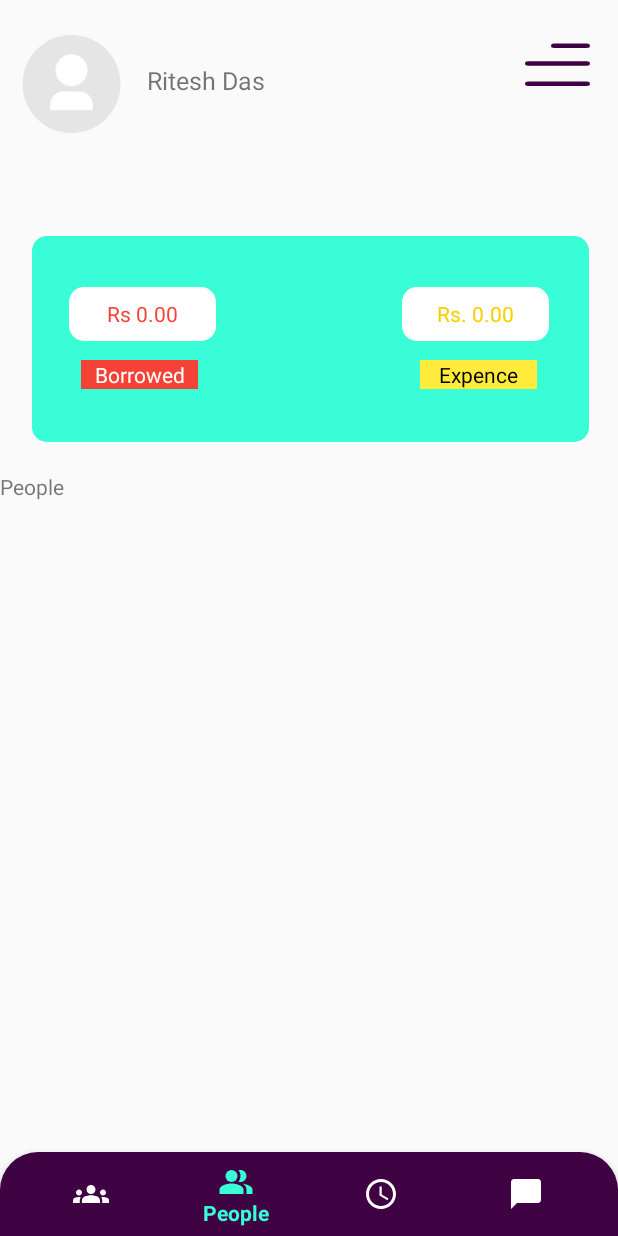
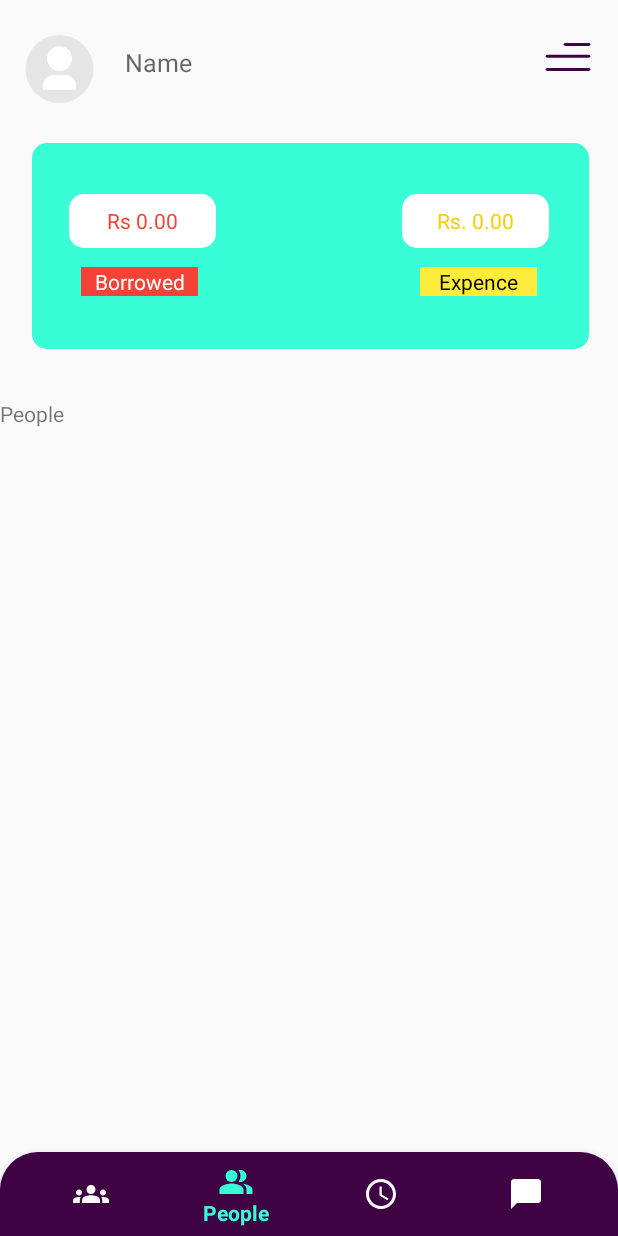
Before and after one commit to soumen974/CashSlash, an Android app: the Homegroup screen opened directly, with no data from a screen before it, item 2 of the bottom bar chosen, on a phone screen of 412 x 824 dp. Run offline under Robolectric (Android 15) with nearby library versions, the phone set to English and light mode, and no system bars; our stand-ins replace CircleImageView, Firebase (no records; nobody signed in at launch, a user with empty details on screens opened directly), Picasso; pictures from the network do not load; Roboto replaces fonts that are not available here.

Commit message:
Group pop

```diff
--- a/app/build.gradle
+++ b/app/build.gradle
@@ -47,4 +47,5 @@ dependencies {
     androidTestImplementation 'androidx.test.ext:junit:1.1.5'
     androidTestImplementation 'androidx.test.espresso:espresso-core:3.5.1'
     implementation 'de.hdodenhof:circleimageview:3.1.0'
+    implementation 'com.squareup.picasso:picasso:2.8'
 }
--- a/app/src/main/java/com/example/cashslash/Homegroup.java
+++ b/app/src/main/java/com/example/cashslash/Homegroup.java
@@ -1,26 +1,47 @@
 package com.example.cashslash;
 
+import android.os.Bundle;
+import android.widget.TextView;
+import android.widget.Toast;
+
+import com.squareup.picasso.Picasso;
+import com.google.firebase.database.DataSnapshot;
+import com.google.firebase.database.DatabaseError;
+import com.google.firebase.database.ValueEventListener;
+
+
+import androidx.annotation.NonNull;
 import androidx.appcompat.app.AppCompatActivity;
+
 import androidx.fragment.app.Fragment;
 import androidx.fragment.app.FragmentManager;
 import androidx.fragment.app.FragmentTransaction;
 
-import android.annotation.SuppressLint;
-import android.os.Bundle;
 
 import com.example.cashslash.databinding.ActivityHomegroupBinding;
+import com.google.android.material.bottomnavigation.BottomNavigationView;
+import com.google.firebase.auth.FirebaseAuth;
+import com.google.firebase.auth.FirebaseUser;
+import com.google.firebase.database.DataSnapshot;
+import com.google.firebase.database.DatabaseError;
+import com.google.firebase.database.DatabaseReference;
+import com.google.firebase.database.FirebaseDatabase;
+import com.google.firebase.database.ValueEventListener;
+import com.squareup.picasso.Picasso;
 
 public class Homegroup extends AppCompatActivity {
     ActivityHomegroupBinding binding;
+    private FirebaseAuth auth;
+    private DatabaseReference userRef;
 
-
-    @SuppressLint("NonConstantResourceId")
     @Override
     protected void onCreate(Bundle savedInstanceState) {
         super.onCreate(savedInstanceState);
         binding = ActivityHomegroupBinding.inflate(getLayoutInflater());
         setContentView(binding.getRoot());
-        replaceFragment(new Group());
+//
+//        auth = FirebaseAuth.getInstance();
+//        userRef = FirebaseDatabase.getInstance().getReference("user");
 
         binding.bottomNavigation.setOnItemSelectedListener(item -> {
             if (item.getItemId() == R.id.group) {
@@ -35,12 +56,50 @@ public class Homegroup extends AppCompatActivity {
 
             return true;
         });
+//
+//        // Load user details (name and image) from Firebase
+//        loadUserDetails();
     }
 
     private void replaceFragment(Fragment fragment){
         FragmentManager fragmentManager = getSupportFragmentManager();
         FragmentTransaction fragmentTransaction = fragmentManager.beginTransaction();
-        fragmentTransaction.replace(R.id.container,fragment);
+        fragmentTransaction.replace(R.id.container, fragment);
         fragmentTransaction.commit();
     }
+//
+//    private void loadUserDetails() {
+//        FirebaseUser currentUser = auth.getCurrentUser();
+//        if (currentUser != null) {
+//            String userId = currentUser.getUid();
+//            DatabaseReference currentUserRef = userRef.child(userId);
+//
+//            currentUserRef.addListenerForSingleValueEvent(new ValueEventListener() {
+//                @Override
+//                public void onDataChange(@NonNull DataSnapshot dataSnapshot) {
+//                    for (DataSnapshot snapshot : dataSnapshot.getChildren()) {
+//                        Users user = snapshot.getValue(Users.class);
+//                        if (user != null) {
+//                            // Now you can use the 'user' object
+//                            String profilePicUrl = user.getProfilepic();
+//                            String userName = user.getFirstName() + " " + user.getLastName();
+//
+//                            // Use Picasso to load the image into the CircleImageView
+//                            Picasso.get().load(profilePicUrl).into(binding.profile);
+//
+//                            // Set the user's name in the TextView
+//                            binding.showName.setText(userName);
+//                        }
+//                    }
+//                }
+//
+//                @Override
+//                public void onCancelled(@NonNull DatabaseError error) {
+//                    // Handle database error
+//                    Toast.makeText(Homegroup.this, "Error: " + error.getMessage(), Toast.LENGTH_SHORT).show();
+//                }
+//
+//            });
+//        }
+//    }
 }
--- a/app/src/main/res/layout/activity_homegroup.xml
+++ b/app/src/main/res/layout/activity_homegroup.xml
@@ -8,8 +8,8 @@
 
     <de.hdodenhof.circleimageview.CircleImageView
         android:id="@+id/profile"
-        android:layout_width="71dp"
-        android:layout_height="65dp"
+        android:layout_width="55dp"
+        android:layout_height="45dp"
         android:layout_alignParentStart="true"
         android:layout_alignParentTop="true"
         android:layout_marginStart="12dp"
@@ -24,8 +24,8 @@
 
     <Button
         android:id="@+id/nav"
-        android:layout_width="46dp"
-        android:layout_height="29dp"
+        android:layout_width="32dp"
+        android:layout_height="19dp"
         android:layout_alignParentTop="true"
         android:layout_alignParentEnd="true"
         android:layout_marginTop="28dp"
@@ -40,15 +40,55 @@
         android:layout_alignParentTop="true"
         android:layout_centerHorizontal="true"
         android:layout_marginStart="21dp"
-        android:layout_marginTop="157dp"
+        android:layout_marginTop="95dp"
         android:background="@drawable/rounded_border" />
+
+    <TextView
+        android:id="@+id/textView3"
+        android:layout_width="98dp"
+        android:layout_height="36dp"
+        android:layout_alignParentStart="true"
+        android:layout_alignParentTop="true"
+        android:layout_marginStart="46dp"
+        android:layout_marginTop="129dp"
+        android:background="@drawable/white_rounded_border"
+        android:gravity="center"
+        android:text="Rs 0.00"
+        android:textAlignment="center"
+        android:textColor="#F44336" />
+
+    <TextView
+        android:id="@+id/textView7"
+        android:layout_width="78dp"
+        android:layout_height="wrap_content"
+        android:layout_alignParentTop="true"
+        android:layout_alignParentEnd="true"
+        android:layout_marginTop="178dp"
+        android:layout_marginEnd="54dp"
+        android:background="#FFEB3B"
+        android:text="Expence"
+        android:textAlignment="center"
+        android:textColor="#000000" />
+
+    <TextView
+        android:id="@+id/textView6"
+        android:layout_width="78dp"
+        android:layout_height="wrap_content"
+        android:layout_alignParentStart="true"
+        android:layout_alignParentTop="true"
+        android:layout_marginStart="54dp"
+        android:layout_marginTop="178dp"
+        android:background="#F44336"
+        android:text="Borrowed"
+        android:textAlignment="center"
+        android:textColor="#FFFFFF" />
 
     <TextView
         android:layout_width="98dp"
         android:layout_height="36dp"
         android:layout_alignParentTop="true"
         android:layout_alignParentEnd="true"
-        android:layout_marginTop="191dp"
+        android:layout_marginTop="129dp"
         android:layout_marginEnd="46dp"
         android:background="@drawable/white_rounded_border"
         android:gravity="center"
@@ -57,66 +97,26 @@
         android:textColor="#F7CF00" />
 
     <TextView
-        android:id="@+id/textView3"
-        android:layout_width="98dp"
-        android:layout_height="36dp"
-        android:layout_alignParentStart="true"
-        android:layout_alignParentTop="true"
-        android:layout_marginStart="46dp"
-        android:layout_marginTop="191dp"
-        android:background="@drawable/white_rounded_border"
-        android:gravity="center"
-        android:text="Rs 0.00"
-        android:textAlignment="center"
-        android:textColor="#F44336" />
-
-    <TextView
         android:id="@+id/showName"
         android:layout_width="wrap_content"
         android:layout_height="wrap_content"
         android:layout_alignParentStart="true"
         android:layout_alignParentTop="true"
-        android:layout_marginStart="98dp"
-        android:layout_marginTop="42dp"
-        android:text="Ritesh Das"
+        android:layout_marginStart="83dp"
+        android:layout_marginTop="30dp"
+        android:hint="Name"
         android:textSize="16.84dp" />
-
-    <TextView
-        android:id="@+id/textView6"
-        android:layout_width="78dp"
-        android:layout_height="wrap_content"
-        android:layout_alignParentStart="true"
-        android:layout_alignParentTop="true"
-        android:layout_marginStart="54dp"
-        android:layout_marginTop="240dp"
-        android:background="#F44336"
-        android:text="Borrowed"
-        android:textAlignment="center"
-        android:textColor="#FFFFFF" />
-
-    <TextView
-        android:id="@+id/textView7"
-        android:layout_width="78dp"
-        android:layout_height="wrap_content"
-        android:layout_alignParentTop="true"
-        android:layout_alignParentEnd="true"
-        android:layout_marginTop="240dp"
-        android:layout_marginEnd="54dp"
-        android:background="#FFEB3B"
-        android:text="Expence"
-        android:textAlignment="center"
-        android:textColor="#000000" />
 
     <FrameLayout
         android:id="@+id/container"
         android:layout_width="match_parent"
-        android:layout_height="510dp"
+        android:layout_height="582dp"
         android:layout_below="@+id/textView"
         android:layout_alignParentStart="true"
         android:layout_alignParentEnd="true"
         android:layout_alignParentBottom="true"
         android:layout_marginStart="0dp"
-        android:layout_marginTop="20dp"
+        android:layout_marginTop="33dp"
         android:layout_marginEnd="0dp"
         android:layout_marginBottom="67dp" />
 
--- a/app/src/main/res/layout/group_layout.xml
+++ b/app/src/main/res/layout/group_layout.xml
@@ -11,7 +11,7 @@
         android:orientation="horizontal">
 
         <ImageView
-            android:id="@+id/imageView3"
+            android:id="@+id/grlog"
             android:layout_width="52dp"
             android:layout_height="52dp"
             android:layout_marginStart="13dp"
@@ -30,11 +30,13 @@
             >
 
             <TextView
+                android:id="@+id/grname"
                 android:layout_width="match_parent"
                 android:layout_height="52dp"
                 android:fontFamily="@font/barlow_semi_condensed_regular"
                 android:text="Name"
-                android:paddingLeft="10dp"
+                android:textAlignment="center"
+                android:gravity="center"
                 android:background="@color/cyan"
                 android:textColor="@color/black"
                 android:textSize="23.40dp"
--- /dev/null
+++ b/app/src/main/res/layout/popupbg.xml
@@ -0,0 +1,5 @@
+<?xml version="1.0" encoding="utf-8"?>
+<shape xmlns:android="http://schemas.android.com/apk/res/android">
+<solid android:color="@color/white"/>
+    <corners android:radius="20dp"/>
+</shape>
```
Also changed, not shown: app/src/main/java/com/example/cashslash/Group.java (+95 -5 lines), app/src/main/java/com/example/cashslash/GroupAdapter.java (added, +31 -0 lines), app/src/main/java/com/example/cashslash/GroupsCr.java (added, +17 -0 lines), app/src/main/java/com/example/cashslash/Users.java (+10 -1 lines), app/src/main/res/layout/fragment_group.xml (+20 -3 lines), app/src/main/res/layout/group_popup.xml (added, +53 -0 lines).
